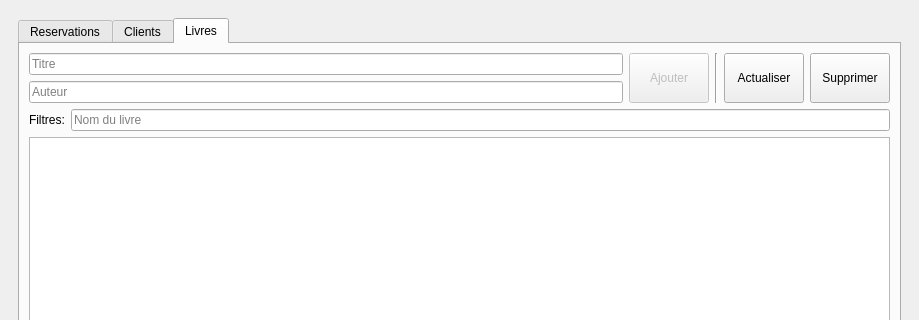
Before: the Qt Designer form mainwindow.ui in MouadKH9/library-cpp, drawn with Qt 5; both pictures show x 0 to 919 and y 0 to 320 of the 919 by 635 pixel window.
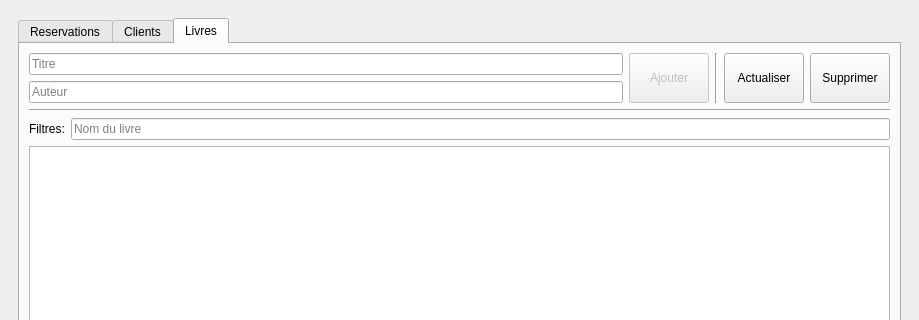
After: the same form once the commit is applied.

What changed in the file:
```diff
--- a/mainwindow.ui
+++ b/mainwindow.ui
@@ -290,6 +290,31 @@
             <string>Livres</string>
            </attribute>
            <layout class="QGridLayout" name="gridLayout_4">
+            <item row="2" column="0">
+             <layout class="QHBoxLayout" name="horizontalLayout_5">
+              <item>
+               <widget class="QLabel" name="label_6">
+                <property name="text">
+                 <string>Filtres:</string>
+                </property>
+               </widget>
+              </item>
+              <item>
+               <widget class="QLineEdit" name="lineEdit_6">
+                <property name="placeholderText">
+                 <string>Nom du livre</string>
+                </property>
+               </widget>
+              </item>
+             </layout>
+            </item>
+            <item row="3" column="0">
+             <widget class="QTableView" name="livresTable">
+              <property name="editTriggers">
+               <set>QAbstractItemView::NoEditTriggers</set>
+              </property>
+             </widget>
+            </item>
             <item row="0" column="0">
              <layout class="QHBoxLayout" name="horizontalLayout_7">
               <item>
@@ -362,25 +387,11 @@
              </layout>
             </item>
             <item row="1" column="0">
-             <layout class="QHBoxLayout" name="horizontalLayout_5">
-              <item>
-               <widget class="QLabel" name="label_6">
-                <property name="text">
-                 <string>Filtres:</string>
-                </property>
-               </widget>
-              </item>
-              <item>
-               <widget class="QLineEdit" name="lineEdit_6">
-                <property name="placeholderText">
-                 <string>Nom du livre</string>
-                </property>
-               </widget>
-              </item>
-             </layout>
-            </item>
-            <item row="2" column="0">
-             <widget class="QTableView" name="livresTable"/>
+             <widget class="Line" name="line_6">
+              <property name="orientation">
+               <enum>Qt::Horizontal</enum>
+              </property>
+             </widget>
             </item>
            </layout>
           </widget>
```
Left out of the diff: 12 changed lines with no effect on the pictures.
